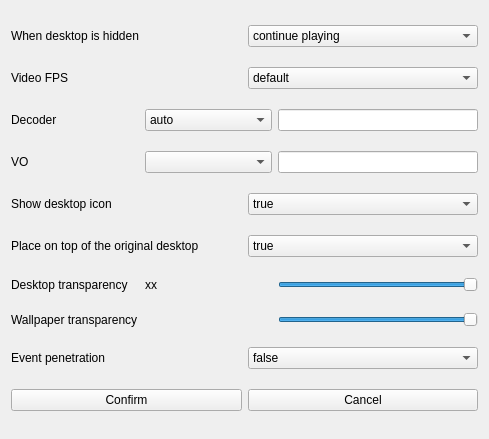
Qt form src/moresetting.ui (dependon/fantascene-dynamic-wallpaper) before a commit.
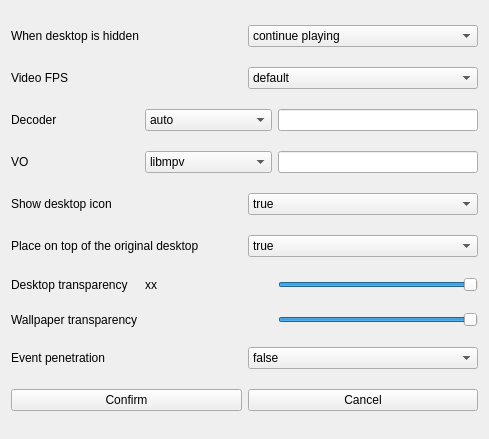
The same form after that commit.

Commit message: 默认vo设置改为libmpv

Diff of the .ui file:
```diff
--- a/src/moresetting.ui
+++ b/src/moresetting.ui
@@ -162,7 +162,7 @@
       <widget class="QComboBox" name="voBox">
        <item>
         <property name="text">
-         <string/>
+         <string>libmpv</string>
         </property>
        </item>
        <item>
```
Left out of the diff: 2 changed lines with no effect on the pictures.
